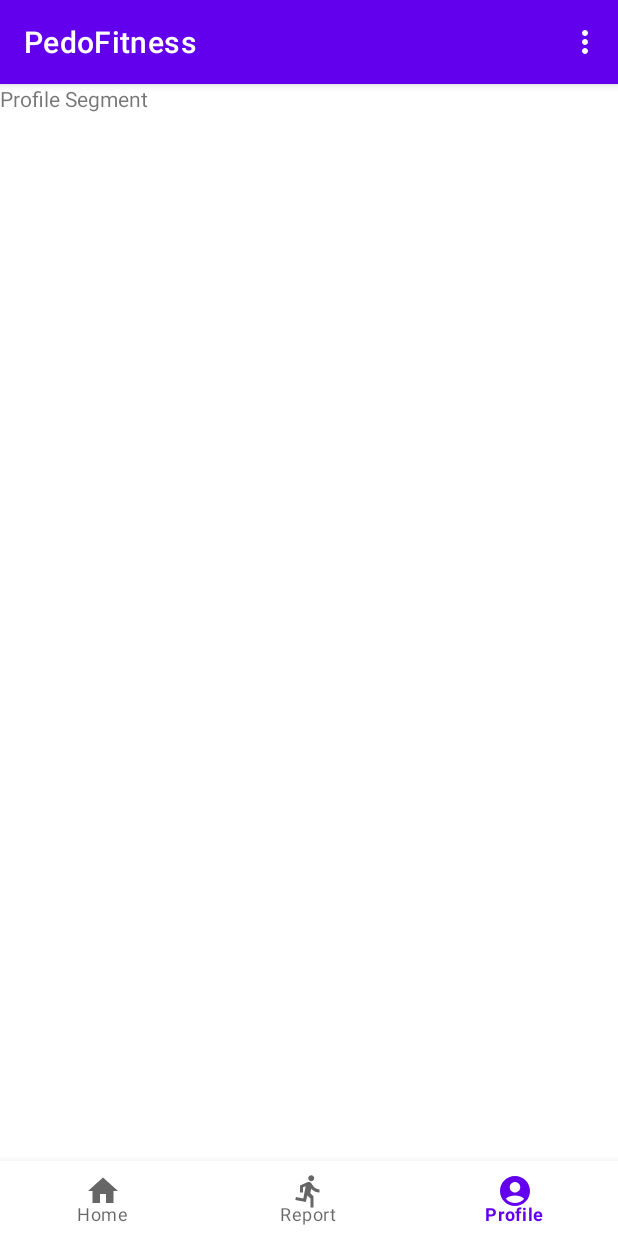
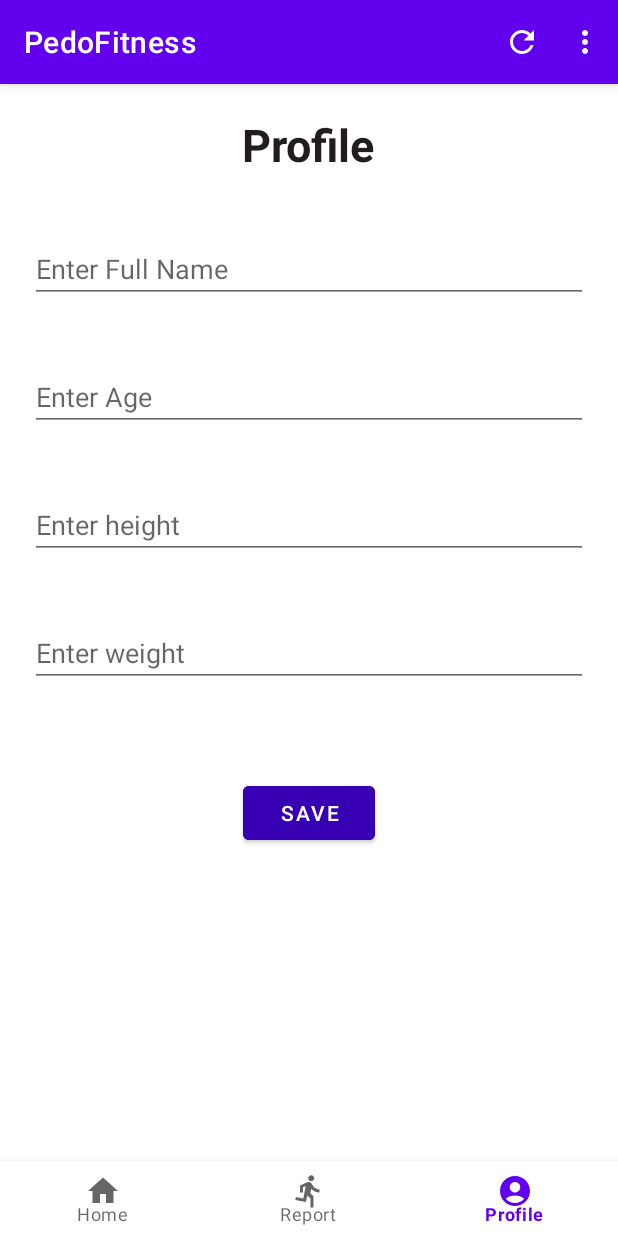
Before and after one commit to iRahulBairagi/PedoFitness-App, an Android app: the screen it shows after launch (MainActivity), item 3 of the bottom bar chosen, on a phone screen of 412 x 824 dp. Run offline under Robolectric (Android 15) with nearby library versions, the phone set to English and light mode, and no system bars.

Commit message:
final changes done

```diff
--- a/PedoFitness/app/src/main/java/com/example/pedofitness/MainActivity.java
+++ b/PedoFitness/app/src/main/java/com/example/pedofitness/MainActivity.java
@@ -22,9 +22,6 @@ public class MainActivity extends AppCompatActivity {
         switch (item.getItemId()) {
             case R.id.home1:
                 Toast.makeText(this, "Home", Toast.LENGTH_SHORT).show();
-                return true;
-            case R.id.about:
-                setContentView(R.layout.myabout);
                 return true;
             case R.id.restart:
                 hf.restart();
--- /dev/null
+++ b/PedoFitness/app/src/main/res/drawable/ic_baseline_refresh_24.xml
@@ -0,0 +1,10 @@
+<vector xmlns:android="http://schemas.android.com/apk/res/android"
+    android:width="24dp"
+    android:height="24dp"
+    android:viewportWidth="24"
+    android:viewportHeight="24"
+    android:tint="?attr/colorControlNormal">
+  <path
+      android:fillColor="@android:color/white"
+      android:pathData="M17.65,6.35C16.2,4.9 14.21,4 12,4c-4.42,0 -7.99,3.58 -7.99,8s3.57,8 7.99,8c3.73,0 6.84,-2.55 7.73,-6h-2.08c-0.82,2.33 -3.04,4 -5.65,4 -3.31,0 -6,-2.69 -6,-6s2.69,-6 6,-6c1.66,0 3.14,0.69 4.22,1.78L13,11h7V4l-2.35,2.35z"/>
+</vector>
--- a/PedoFitness/app/src/main/res/layout/fragment_profile.xml
+++ b/PedoFitness/app/src/main/res/layout/fragment_profile.xml
@@ -1,14 +1,75 @@
 <?xml version="1.0" encoding="utf-8"?>
-<FrameLayout xmlns:android="http://schemas.android.com/apk/res/android"
+<LinearLayout xmlns:android="http://schemas.android.com/apk/res/android"
+    xmlns:app="http://schemas.android.com/apk/res-auto"
     xmlns:tools="http://schemas.android.com/tools"
     android:layout_width="match_parent"
     android:layout_height="match_parent"
-    tools:context=".ProfileFragment">
+    tools:context=".ProfileFragment"
+    android:orientation="vertical">
 
     <!-- TODO: Update blank fragment layout -->
     <TextView
+        android:layout_width="wrap_content"
+        android:layout_height="wrap_content"
+        android:layout_margin="20dp"
+        android:gravity="center"
+        android:text="Profile"
+        android:layout_gravity="center"
+        android:textAlignment="center"
+        android:textAppearance="@style/TextAppearance.AppCompat.Display1"
+        android:textColor="#221C1C"
+        android:textSize="30dp"
+        android:textStyle="bold" />
+
+    <EditText
+        android:id="@+id/edit_name"
         android:layout_width="match_parent"
-        android:layout_height="match_parent"
-        android:text="@string/profile_segment"/>
+        android:layout_margin="20dp"
+        android:layout_height="wrap_content"
+        android:hint="Enter Full Name"
+        android:inputType="textPersonName">
 
-</FrameLayout>
+    </EditText>
+    <EditText
+        android:id="@+id/edit_age"
+        android:layout_width="match_parent"
+        android:layout_height="wrap_content"
+        android:layout_margin="20dp"
+        android:hint="Enter Age"
+        android:inputType="number">
+
+    </EditText>
+    <EditText
+        android:id="@+id/edit_height"
+        android:layout_width="match_parent"
+        android:layout_height="wrap_content"
+        android:layout_margin="20dp"
+        android:hint="Enter height"
+        android:inputType="number">
+
+    </EditText>
+    <EditText
+        android:id="@+id/edit_weight"
+        android:layout_width="match_parent"
+        android:layout_height="wrap_content"
+        android:layout_margin="20dp"
+        android:hint="Enter weight"
+        android:inputType="number">
+
+    </EditText>
+    <Button
+        android:layout_width="wrap_content"
+        android:layout_height="wrap_content"
+        android:text="Save"
+        android:id="@+id/savebutton"
+        android:layout_gravity="center"
+        android:gravity="center"
+        android:layout_margin="40dp"
+
+        android:backgroundTint="@color/purple_700">
+
+    </Button>
+
+
+
+</LinearLayout>
--- a/PedoFitness/app/src/main/res/layout/myabout.xml
+++ /dev/null
@@ -1,6 +0,0 @@
-<?xml version="1.0" encoding="utf-8"?>
-<androidx.constraintlayout.widget.ConstraintLayout xmlns:android="http://schemas.android.com/apk/res/android"
-             android:layout_width="match_parent"
-             android:layout_height="match_parent">
-
-</androidx.constraintlayout.widget.ConstraintLayout>
--- a/PedoFitness/app/src/main/res/menu/main_menu.xml
+++ b/PedoFitness/app/src/main/res/menu/main_menu.xml
@@ -7,11 +7,10 @@
         android:title="Home"
         android:visible="true"
         app:showAsAction="withText"/>
-    <item
-        android:id="@+id/about"
-        android:icon="@drawable/ic_baseline_directions_run_24"
-        android:title="About"/>
+
     <item
         android:id="@+id/restart"
-        android:title="Restart"/>
+        android:icon="@drawable/ic_baseline_refresh_24"
+        android:title="Restart"
+        app:showAsAction="ifRoom" />
 </menu>
```
Also changed, not shown: PedoFitness/app/src/main/res/layout/fragment_home3.xml (+23 -35 lines), 475 other files.
